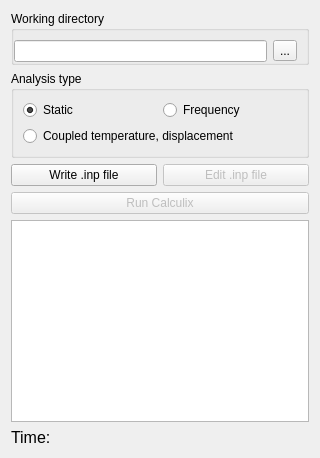
The window that src/Mod/Fem/TaskPanelFemSolverCalculix.ui (makkemal/FreeCAD) describes before a commit, drawn with Qt 5.
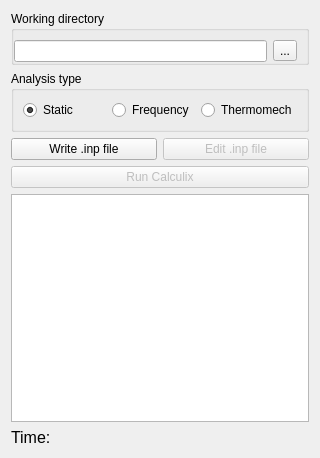
The same window after the commit. Custom widgets are drawn as their Qt base class.

Commit message: FEM: Updates to thermomech inputwriter under development

What changed in the file:
```diff
--- a/src/Mod/Fem/TaskPanelFemSolverCalculix.ui
+++ b/src/Mod/Fem/TaskPanelFemSolverCalculix.ui
@@ -78,10 +78,10 @@
         </property>
        </widget>
       </item>
-      <item row="1" column="0" colspan="2">
-       <widget class="QRadioButton" name="thermo_mech">
+      <item row="0" column="2">
+       <widget class="Gui::PrefRadioButton" name="rb_thermomech_analysis">
         <property name="text">
-         <string>Coupled temperature, displacement</string>
+         <string>Thermomech</string> <!--Coupled temperature, displacement-->
         </property>
        </widget>
       </item>
```
The commit also changes 9 other files.
